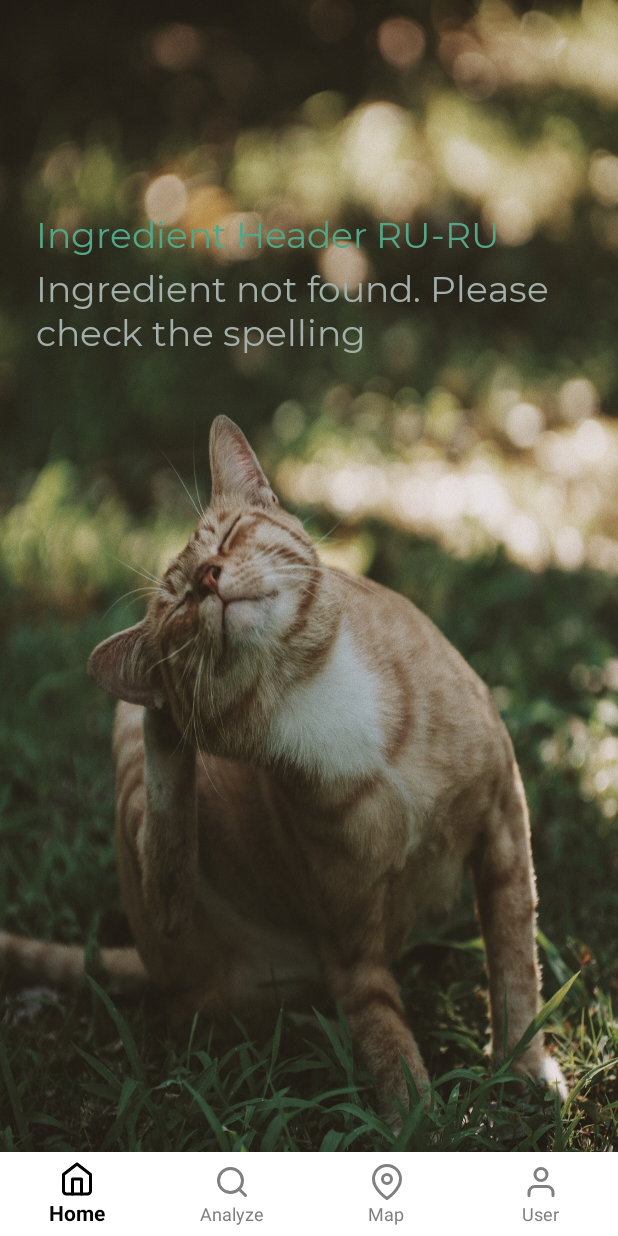
After one commit to honeyshi/EcoAppProject, an Android app: the fragment AnalyzeIngredientNotFoundFragment placed in its activity, on a phone screen of 412 x 824 dp. The commit adds this screen. Run offline under Robolectric (Android 15) with nearby library versions, the phone set to English and light mode, and no system bars; our stand-ins replace Firebase (no records; nobody signed in at launch, a user with empty details on screens opened directly), navigation-ui.

Commit message:
add ingredient not found fragment

```diff
--- a/app/src/main/java/com/example/ecoappproject/ui/analyze/AnalyzeFragment.kt
+++ b/app/src/main/java/com/example/ecoappproject/ui/analyze/AnalyzeFragment.kt
@@ -59,6 +59,18 @@ class AnalyzeFragment : Fragment() {
         transaction.commit()
     }
 
+    private fun startNotFoundIngredientFragment(ingredientName: String){
+        analyzeViewModel.setIngredientNameEN(ingredientName)
+
+        /* Start another fragment */
+        Log.w(ContentValues.TAG, "Start ingredient not found fragment")
+        val analyzeIngredientNotFoundFragment = AnalyzeIngredientNotFoundFragment()
+        val transaction: FragmentTransaction = fragmentManager!!.beginTransaction()
+        transaction.replace(R.id.nav_host_fragment, analyzeIngredientNotFoundFragment)
+        transaction.addToBackStack(null)
+        transaction.commit()
+    }
+
     private fun getIngredientInfo(ingredientName: String) {
         Log.w(ContentValues.TAG, ingredientName)
 
@@ -79,7 +91,7 @@ class AnalyzeFragment : Fragment() {
                     // Create empty ingredient
                     else{
                         ingredientItem = IngredientItem(name_en = ingredientName)
-                        startOneIngredientFragment()
+                        startNotFoundIngredientFragment(ingredientName)
                     }
                 }
 
--- /dev/null
+++ b/app/src/main/java/com/example/ecoappproject/ui/analyze/AnalyzeIngredientNotFoundFragment.kt
@@ -0,0 +1,35 @@
+package com.example.ecoappproject.ui.analyze
+
+import android.os.Bundle
+import android.view.LayoutInflater
+import android.view.View
+import android.view.ViewGroup
+import android.widget.TextView
+import androidx.fragment.app.Fragment
+import androidx.lifecycle.Observer
+import androidx.lifecycle.ViewModelProviders
+import com.example.ecoappproject.R
+
+
+class AnalyzeIngredientNotFoundFragment : Fragment() {
+    private lateinit var analyzeViewModel: AnalyzeViewModel
+
+    override fun onCreateView(
+        inflater: LayoutInflater,
+        container: ViewGroup?,
+        savedInstanceState: Bundle?
+    ): View? {
+        analyzeViewModel =
+            ViewModelProviders.of(requireActivity()).get(AnalyzeViewModel::class.java)
+        val root = inflater.inflate(R.layout.fragment_analyze_one_ingredient_not_found, container, false)
+
+        val textViewIngredientName  =
+            root.findViewById<TextView>(R.id.text_view_one_ingredient_result_header_not_found)
+
+        analyzeViewModel.getIngredientNameEN().observe(this, Observer {
+            textViewIngredientName.text = it
+        })
+
+        return root
+    }
+}
--- /dev/null
+++ b/app/src/main/res/layout/fragment_analyze_one_ingredient_not_found.xml
@@ -0,0 +1,49 @@
+<?xml version="1.0" encoding="utf-8"?>
+<androidx.constraintlayout.widget.ConstraintLayout xmlns:android="http://schemas.android.com/apk/res/android"
+    xmlns:app="http://schemas.android.com/apk/res-auto"
+    xmlns:tools="http://schemas.android.com/tools"
+    android:layout_width="match_parent"
+    android:layout_height="match_parent"
+    android:background="@drawable/not_found_ingredient_background">
+
+    <TextView
+        android:id="@+id/text_view_one_ingredient_result_header_not_found"
+        android:layout_width="match_parent"
+        android:layout_height="wrap_content"
+        android:layout_alignParentLeft="true"
+        android:layout_marginLeft="24dp"
+        android:layout_alignParentTop="true"
+        android:layout_marginTop="140dp"
+        android:layout_alignParentStart="true"
+        android:layout_alignParentEnd="true"
+        android:layout_alignParentRight="true"
+        android:layout_marginRight="24dp"
+        android:textSize="24sp"
+        android:textColor="@color/colorPrimary"
+        android:text="Ingredient Header RU-RU"
+        app:layout_constraintEnd_toEndOf="parent"
+        app:layout_constraintStart_toStartOf="parent"
+        app:layout_constraintTop_toTopOf="parent"
+        app:fontFamily="@font/montserrat_regular"/>
+
+    <TextView
+        android:id="@+id/text_view_one_ingredient_result_not_found_message"
+        android:layout_width="match_parent"
+        android:layout_height="wrap_content"
+        android:layout_alignParentLeft="true"
+        android:layout_marginLeft="24dp"
+        android:layout_alignParentTop="true"
+        android:layout_marginTop="176dp"
+        android:layout_alignParentStart="true"
+        android:layout_alignParentEnd="true"
+        android:layout_alignParentRight="true"
+        android:layout_marginRight="24dp"
+        android:textSize="24sp"
+        android:textColor="@color/colorBlack30"
+        android:text="@string/text_view_one_ingredient_result_not_found_message"
+        app:layout_constraintEnd_toEndOf="parent"
+        app:layout_constraintStart_toStartOf="parent"
+        app:layout_constraintTop_toTopOf="parent"
+        app:fontFamily="@font/montserrat_regular"/>
+
+</androidx.constraintlayout.widget.ConstraintLayout>
--- a/app/src/main/res/values/strings.xml
+++ b/app/src/main/res/values/strings.xml
@@ -9,6 +9,8 @@
     <string name="text_view_first_time_description">An app to help you start caring for the environment</string>
     <string name="text_view_analyze_one_header">Search for individual ingredient</string>
     <string name="text_view_analyze_whole_header">Analyze cosmetics composition</string>
+    <string name="text_view_one_ingredient_result_not_found_message">
+        Ingredient not found. Please check the spelling</string>
 
     <string name="edit_text_analyze_one">Input title</string>
     <string name="edit_text_analyze_whole">Enter a comma separated list of ingredients</string>
```
Also changed, not shown: app/src/main/res/drawable/not_found_ingredient_background.jpg (added), 1 other file.
